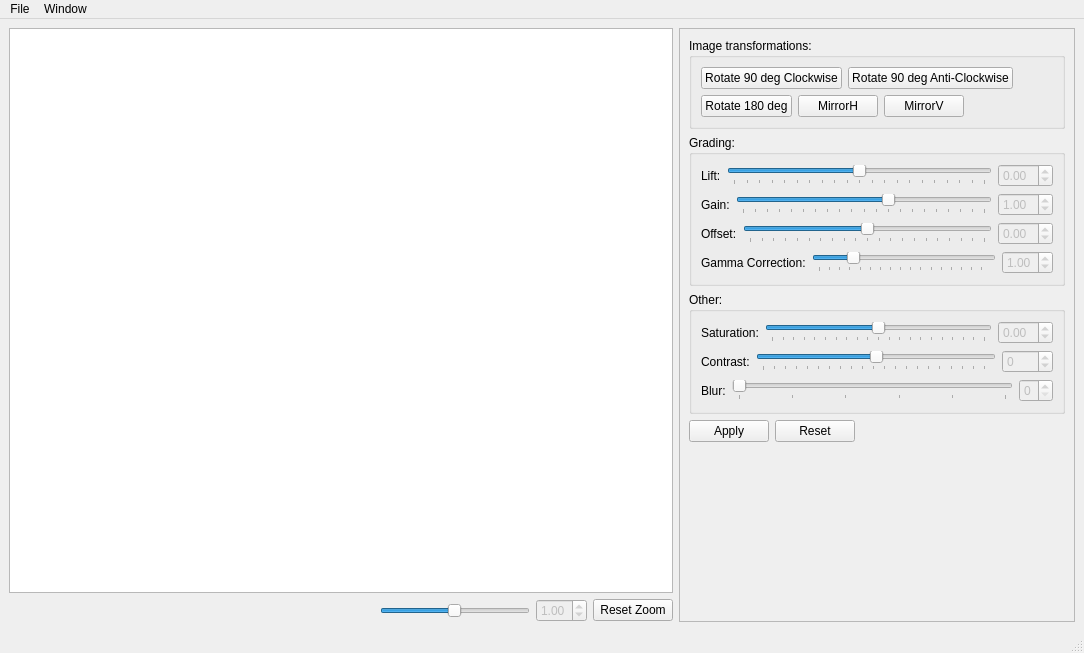
Before: the Qt Designer form mainwindow.ui in abansal755/Image-Editor, drawn with Qt 5.
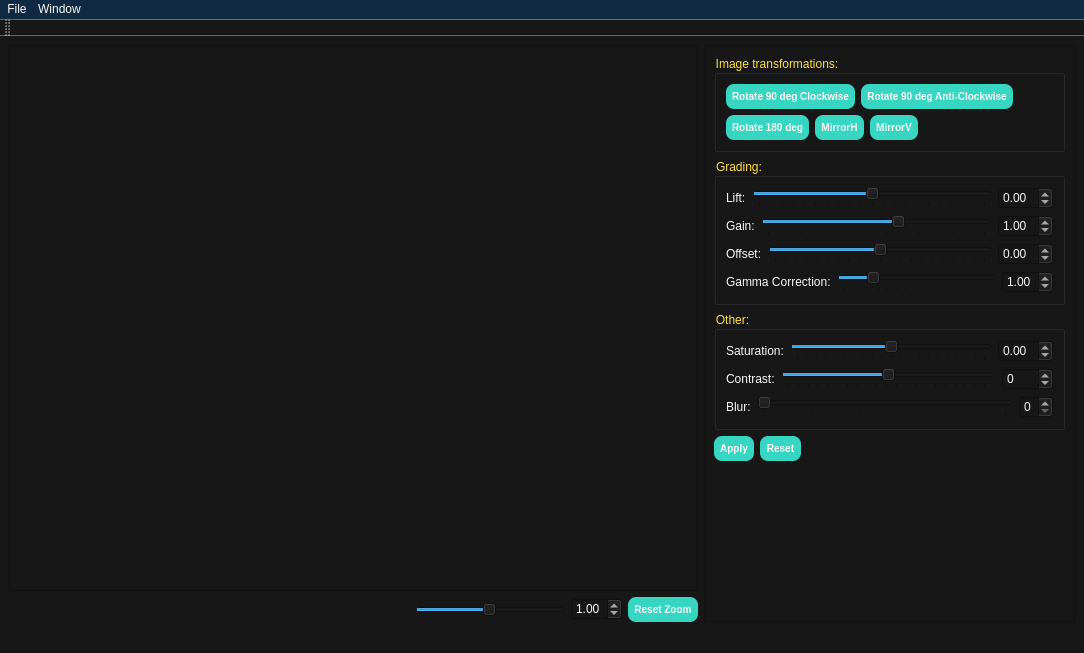
After: the same form once the commit is applied.

What changed in the file:
```diff
--- a/mainwindow.ui
+++ b/mainwindow.ui
@@ -19,6 +19,51 @@
   <property name="windowTitle">
    <string>Image Editor</string>
   </property>
+  <property name="styleSheet">
+   <string notr="true">QWidget{
+ 	 background-color:#171717;
+	color : #FAF9F7;
+	font-family: system-ui;
+} 
+QMenu {
+    background-color: #616E7C; 
+    border: 1px solid black;
+}
+QMenu::item {
+    background-color:  627D98;
+}
+QMenu::item:selected { 
+    background-color: #102A43;
+}
+QMenuBar {
+    background-color: #102A43;
+    spacing: 3px; 
+}
+QMenu::item:hover{
+	color : red;	
+	background-color : white;
+}
+QPushButton {
+    background-color: #36D6C2;
+    border-width: 1px;
+    border-radius: 8px;
+    border-color: beige;
+    font: bold 10px;
+    min-width: 10em;
+    padding: 6px;
+}
+QPushButton:hover
+{
+   background-color:#373B41;
+	color :#CA17FF;
+}
+QSlider {
+    position: absolute; /* absolutely position 4px from the left and right of the widget. setting margins on the widget should work too... */
+    left: 4px; right: 4px;
+}
+
+</string>
+  </property>
   <widget class="QWidget" name="centralwidget">
    <property name="sizePolicy">
     <sizepolicy hsizetype="Preferred" vsizetype="Preferred">
@@ -30,7 +75,11 @@
     <item>
      <layout class="QVBoxLayout" name="verticalLayout_3">
       <item>
-       <widget class="QGraphicsView" name="graphicsView"/>
+       <widget class="QGraphicsView" name="graphicsView">
+        <property name="styleSheet">
+         <string notr="true"/>
+        </property>
+       </widget>
       </item>
       <item>
        <layout class="QHBoxLayout" name="horizontalLayout_4">
@@ -61,6 +110,11 @@
             <height>16777215</height>
            </size>
           </property>
+          <property name="styleSheet">
+           <string notr="true">
+QPushButton{qlineargradient(spread:pad, x1:0, y1:0, x2:0, y2:1, stop:0 rgba(255, 0, 0, 255), stop:0.339795 rgba(255, 0, 0, 255), stop:0.339799 rgba(255, 255, 255, 255), stop:0.662444 rgba(255, 255, 255, 255), stop:0.662469 rgba(0, 0, 255, 255), stop:1 rgba(0, 0, 255, 255));
+}</string>
+          </property>
           <property name="minimum">
            <number>1</number>
           </property>
@@ -121,8 +175,8 @@
         <rect>
          <x>0</x>
          <y>0</y>
-         <width>367</width>
-         <height>592</height>
+         <width>501</width>
+         <height>570</height>
         </rect>
        </property>
        <layout class="QVBoxLayout" name="verticalLayout_5">
@@ -134,6 +188,11 @@
             <verstretch>0</verstretch>
            </sizepolicy>
           </property>
+          <property name="styleSheet">
+           <string notr="true">QGroupBox {
+	color : #FFE042;
+}</string>
+          </property>
           <property name="title">
            <string>Image transformations:</string>
           </property>
@@ -227,6 +286,11 @@
         </item>
         <item>
          <widget class="QGroupBox" name="groupBox_3">
+          <property name="styleSheet">
+           <string notr="true">QGroupBox{
+color : #FFE042;
+}</string>
+          </property>
           <property name="title">
            <string>Grading:</string>
           </property>
@@ -453,6 +517,11 @@
           <property name="autoFillBackground">
            <bool>false</bool>
           </property>
+          <property name="styleSheet">
+           <string notr="true">QGroupBox{
+color : #FFE042;
+}</string>
+          </property>
           <property name="title">
            <string>Other:</string>
           </property>
@@ -687,7 +756,7 @@
      <x>0</x>
      <y>0</y>
      <width>1084</width>
-     <height>21</height>
+     <height>23</height>
     </rect>
    </property>
    <widget class="QMenu" name="menuFile">
@@ -710,6 +779,17 @@
    <addaction name="menuEdit"/>
   </widget>
   <widget class="QStatusBar" name="statusbar"/>
+  <widget class="QToolBar" name="toolBar">
+   <property name="windowTitle">
+    <string>toolBar</string>
+   </property>
+   <attribute name="toolBarArea">
+    <enum>TopToolBarArea</enum>
+   </attribute>
+   <attribute name="toolBarBreak">
+    <bool>false</bool>
+   </attribute>
+  </widget>
   <action name="actionOpen_image">
    <property name="text">
     <string>Open Image</string>
```
